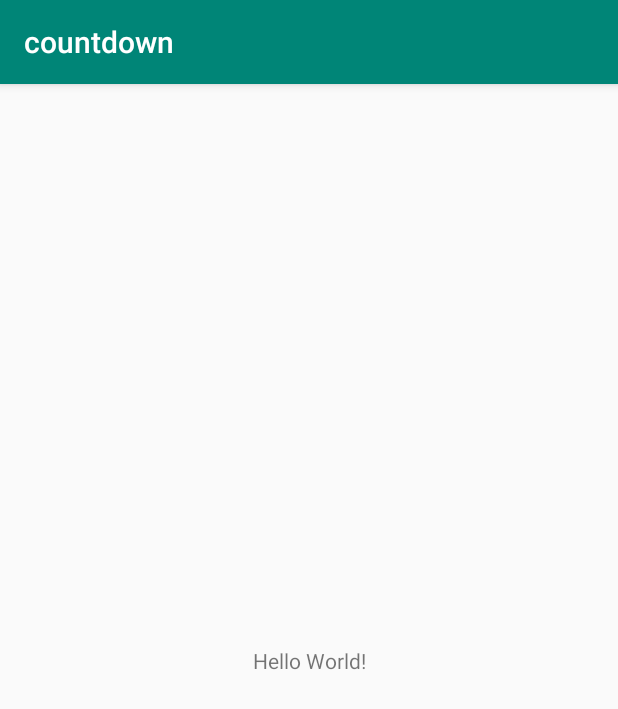
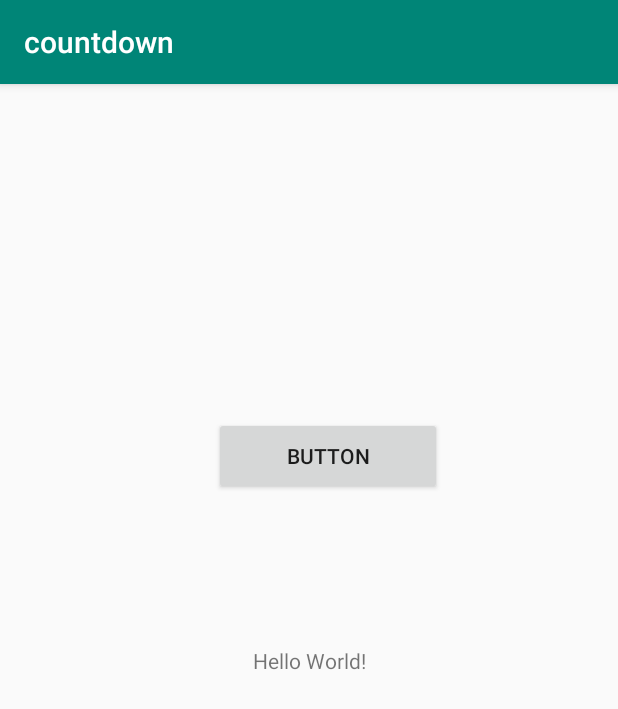
Before and after one commit to Randeep25/countdown, an Android app: the screen it shows after launch (MainActivity), on a phone screen of 412 x 824 dp. Shown: the top 709 px of the screen. Run offline under Robolectric (Android 15) with nearby library versions, the phone set to English and light mode, and no system bars.

Commit message:
Added a button

```diff
--- a/app/src/main/res/layout/activity_main.xml
+++ b/app/src/main/res/layout/activity_main.xml
@@ -15,4 +15,20 @@
         app:layout_constraintRight_toRightOf="parent"
         app:layout_constraintTop_toTopOf="parent" />
 
+    <Button
+        android:id="@+id/button"
+        android:layout_width="152dp"
+        android:layout_height="52dp"
+        android:layout_marginStart="142dp"
+        android:layout_marginLeft="142dp"
+        android:layout_marginTop="203dp"
+        android:layout_marginEnd="117dp"
+        android:layout_marginRight="117dp"
+        android:layout_marginBottom="476dp"
+        android:text="Button"
+        app:layout_constraintBottom_toBottomOf="parent"
+        app:layout_constraintEnd_toEndOf="parent"
+        app:layout_constraintStart_toStartOf="parent"
+        app:layout_constraintTop_toTopOf="parent" />
+
 </android.support.constraint.ConstraintLayout>
```
